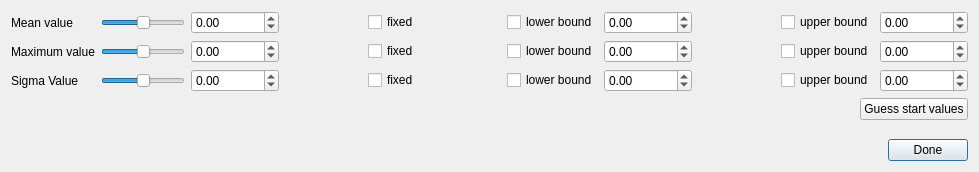
Before: the Qt Designer form pensant/ui/gaussModelFitParameters.ui in syncope/pensant, drawn with Qt 5.
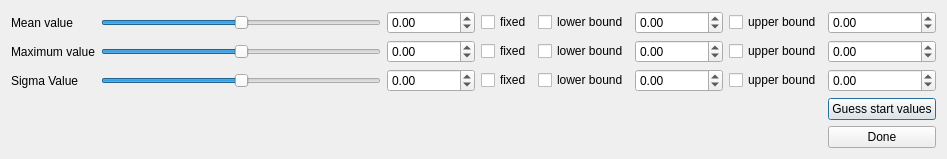
After: the same form once the commit is applied.

Commit message: + changed the layout to true grid layout of gaussian settings

```diff
--- a/pensant/ui/gaussModelFitParameters.ui
+++ b/pensant/ui/gaussModelFitParameters.ui
@@ -6,19 +6,24 @@
    <rect>
     <x>0</x>
     <y>0</y>
-    <width>979</width>
-    <height>172</height>
+    <width>947</width>
+    <height>156</height>
    </rect>
   </property>
   <property name="windowTitle">
    <string>GaussianModelParameters</string>
   </property>
-  <layout class="QGridLayout" name="gridLayout_2">
-   <item row="0" column="0">
     <layout class="QGridLayout" name="gridLayout">
+   <item row="0" column="0">
+    <layout class="QGridLayout" name="gridLayout_2">
+     <item row="2" column="0">
+      <widget class="QLabel" name="label_3">
+       <property name="text">
+        <string>Sigma Value</string>
+       </property>
+      </widget>
+     </item>
      <item row="0" column="1">
-      <layout class="QHBoxLayout" name="horizontalLayout">
-       <item>
         <widget class="QSlider" name="meanSlider">
          <property name="minimum">
           <number>0</number>
@@ -43,7 +48,7 @@
          </property>
         </widget>
        </item>
-       <item>
+     <item row="0" column="2">
         <widget class="QDoubleSpinBox" name="meanValue">
          <property name="decimals">
           <number>2</number>
@@ -56,97 +61,36 @@
          </property>
         </widget>
        </item>
-       <item>
-        <spacer name="horizontalSpacer">
-         <property name="orientation">
-          <enum>Qt::Horizontal</enum>
-         </property>
-         <property name="sizeHint" stdset="0">
-          <size>
-           <width>40</width>
-           <height>20</height>
-          </size>
-         </property>
-        </spacer>
-       </item>
-       <item>
-        <widget class="QCheckBox" name="meanFixedCB">
+     <item row="3" column="7">
+      <widget class="QPushButton" name="guessStartValuesBtn">
          <property name="text">
-          <string>fixed</string>
+        <string>Guess start values</string>
          </property>
         </widget>
        </item>
-       <item>
-        <spacer name="horizontalSpacer_2">
-         <property name="orientation">
-          <enum>Qt::Horizontal</enum>
-         </property>
-         <property name="sizeHint" stdset="0">
-          <size>
-           <width>40</width>
-           <height>20</height>
-          </size>
-         </property>
-        </spacer>
-       </item>
-       <item>
-        <widget class="QCheckBox" name="useLBMean">
-         <property name="text">
-          <string>lower bound</string>
-         </property>
-        </widget>
-       </item>
-       <item>
-        <widget class="QDoubleSpinBox" name="meanLBValue">
-         <property name="decimals">
-          <number>2</number>
-         </property>
-         <property name="minimum">
-          <double>-1000000000.000000000000000</double>
-         </property>
-         <property name="maximum">
-          <double>1000000000.000000000000000</double>
-         </property>
-        </widget>
-       </item>
-       <item>
-        <spacer name="horizontalSpacer_3">
+     <item row="2" column="1">
+      <widget class="QSlider" name="sigmaSlider">
+       <property name="minimum">
+        <number>0</number>
+       </property>
+       <property name="maximum">
+        <number>100</number>
+       </property>
+       <property name="pageStep">
+        <number>5</number>
+       </property>
+       <property name="value">
+        <number>50</number>
+       </property>
+       <property name="sliderPosition">
+        <number>50</number>
+       </property>
          <property name="orientation">
           <enum>Qt::Horizontal</enum>
          </property>
-         <property name="sizeHint" stdset="0">
-          <size>
-           <width>40</width>
-           <height>20</height>
-          </size>
-         </property>
-        </spacer>
-       </item>
-       <item>
-        <widget class="QCheckBox" name="useUBMean">
-         <property name="text">
-          <string>upper bound</string>
-         </property>
-        </widget>
-       </item>
-       <item>
-        <widget class="QDoubleSpinBox" name="meanUBValue">
-         <property name="decimals">
-          <number>2</number>
-         </property>
-         <property name="minimum">
-          <double>-1000000000.000000000000000</double>
-         </property>
-         <property name="maximum">
-          <double>1000000000.000000000000000</double>
-         </property>
-        </widget>
-       </item>
-      </layout>
+      </widget>
      </item>
      <item row="1" column="1">
-      <layout class="QHBoxLayout" name="horizontalLayout_2">
-       <item>
         <widget class="QSlider" name="maximumSlider">
          <property name="minimum">
           <number>0</number>
@@ -168,61 +112,22 @@
          </property>
         </widget>
        </item>
-       <item>
-        <widget class="QDoubleSpinBox" name="maximumValue">
-         <property name="decimals">
-          <number>2</number>
-         </property>
-         <property name="minimum">
-          <double>-1000000000.000000000000000</double>
-         </property>
-         <property name="maximum">
-          <double>1000000000.000000000000000</double>
-         </property>
-        </widget>
-       </item>
-       <item>
-        <spacer name="horizontalSpacer_4">
-         <property name="orientation">
-          <enum>Qt::Horizontal</enum>
-         </property>
-         <property name="sizeHint" stdset="0">
-          <size>
-           <width>40</width>
-           <height>20</height>
-          </size>
-         </property>
-        </spacer>
-       </item>
-       <item>
-        <widget class="QCheckBox" name="maximumFixedCB">
+     <item row="2" column="6">
+      <widget class="QCheckBox" name="useUBSigma">
          <property name="text">
-          <string>fixed</string>
+        <string>upper bound</string>
          </property>
         </widget>
        </item>
-       <item>
-        <spacer name="horizontalSpacer_5">
-         <property name="orientation">
-          <enum>Qt::Horizontal</enum>
-         </property>
-         <property name="sizeHint" stdset="0">
-          <size>
-           <width>40</width>
-           <height>20</height>
-          </size>
-         </property>
-        </spacer>
-       </item>
-       <item>
+     <item row="1" column="4">
         <widget class="QCheckBox" name="useLBMaximum">
          <property name="text">
           <string>lower bound</string>
          </property>
         </widget>
        </item>
-       <item>
-        <widget class="QDoubleSpinBox" name="maximumLBValue">
+     <item row="2" column="5">
+      <widget class="QDoubleSpinBox" name="sigmaLBValue">
          <property name="decimals">
           <number>2</number>
          </property>
@@ -234,27 +139,7 @@
          </property>
         </widget>
        </item>
-       <item>
-        <spacer name="horizontalSpacer_6">
-         <property name="orientation">
-          <enum>Qt::Horizontal</enum>
-         </property>
-         <property name="sizeHint" stdset="0">
-          <size>
-           <width>40</width>
-           <height>20</height>
-          </size>
-         </property>
-        </spacer>
-       </item>
-       <item>
-        <widget class="QCheckBox" name="useUBMaximum">
-         <property name="text">
-          <string>upper bound</string>
-         </property>
-        </widget>
-       </item>
-       <item>
+     <item row="1" column="7">
         <widget class="QDoubleSpinBox" name="maximumUBValue">
          <property name="decimals">
           <number>2</number>
@@ -267,33 +152,21 @@
          </property>
         </widget>
        </item>
-      </layout>
+     <item row="0" column="4">
+      <widget class="QCheckBox" name="useLBMean">
+       <property name="text">
+        <string>lower bound</string>
+       </property>
+      </widget>
      </item>
-     <item row="2" column="1">
-      <layout class="QHBoxLayout" name="horizontalLayout_3">
-       <item>
-        <widget class="QSlider" name="sigmaSlider">
-         <property name="minimum">
-          <number>0</number>
-         </property>
-         <property name="maximum">
-          <number>100</number>
-         </property>
-         <property name="pageStep">
-          <number>5</number>
-         </property>
-         <property name="value">
-          <number>50</number>
-         </property>
-         <property name="sliderPosition">
-          <number>50</number>
-         </property>
-         <property name="orientation">
-          <enum>Qt::Horizontal</enum>
-         </property>
-        </widget>
-       </item>
-       <item>
+     <item row="0" column="6">
+      <widget class="QCheckBox" name="useUBMean">
+       <property name="text">
+        <string>upper bound</string>
+       </property>
+      </widget>
+     </item>
+     <item row="2" column="2">
         <widget class="QDoubleSpinBox" name="sigmaValue">
          <property name="decimals">
           <number>2</number>
@@ -306,48 +179,15 @@
          </property>
         </widget>
        </item>
-       <item>
-        <spacer name="horizontalSpacer_7">
-         <property name="orientation">
-          <enum>Qt::Horizontal</enum>
-         </property>
-         <property name="sizeHint" stdset="0">
-          <size>
-           <width>40</width>
-           <height>20</height>
-          </size>
-         </property>
-        </spacer>
-       </item>
-       <item>
+     <item row="2" column="3">
         <widget class="QCheckBox" name="sigmaFixedCB">
          <property name="text">
           <string>fixed</string>
          </property>
         </widget>
        </item>
-       <item>
-        <spacer name="horizontalSpacer_8">
-         <property name="orientation">
-          <enum>Qt::Horizontal</enum>
-         </property>
-         <property name="sizeHint" stdset="0">
-          <size>
-           <width>40</width>
-           <height>20</height>
-          </size>
-         </property>
-        </spacer>
-       </item>
-       <item>
-        <widget class="QCheckBox" name="useLBSigma">
-         <property name="text">
-          <string>lower bound</string>
-         </property>
-        </widget>
-       </item>
-       <item>
-        <widget class="QDoubleSpinBox" name="sigmaLBValue">
+     <item row="0" column="7">
+      <widget class="QDoubleSpinBox" name="meanUBValue">
          <property name="decimals">
           <number>2</number>
          </property>
@@ -359,27 +199,47 @@
          </property>
         </widget>
        </item>
-       <item>
-        <spacer name="horizontalSpacer_9">
-         <property name="orientation">
-          <enum>Qt::Horizontal</enum>
-         </property>
-         <property name="sizeHint" stdset="0">
-          <size>
-           <width>40</width>
-           <height>20</height>
-          </size>
-         </property>
-        </spacer>
-       </item>
-       <item>
-        <widget class="QCheckBox" name="useUBSigma">
+     <item row="1" column="6">
+      <widget class="QCheckBox" name="useUBMaximum">
          <property name="text">
           <string>upper bound</string>
          </property>
         </widget>
        </item>
-       <item>
+     <item row="1" column="5">
+      <widget class="QDoubleSpinBox" name="maximumLBValue">
+       <property name="decimals">
+        <number>2</number>
+       </property>
+       <property name="minimum">
+        <double>-1000000000.000000000000000</double>
+       </property>
+       <property name="maximum">
+        <double>1000000000.000000000000000</double>
+       </property>
+      </widget>
+     </item>
+     <item row="1" column="2">
+      <widget class="QDoubleSpinBox" name="maximumValue">
+       <property name="decimals">
+        <number>2</number>
+       </property>
+       <property name="minimum">
+        <double>-1000000000.000000000000000</double>
+       </property>
+       <property name="maximum">
+        <double>1000000000.000000000000000</double>
+       </property>
+      </widget>
+     </item>
+     <item row="0" column="0">
+      <widget class="QLabel" name="label">
+       <property name="text">
+        <string>Mean value</string>
+       </property>
+      </widget>
+     </item>
+     <item row="2" column="7">
         <widget class="QDoubleSpinBox" name="sigmaUBValue">
          <property name="decimals">
           <number>2</number>
@@ -392,55 +252,32 @@
          </property>
         </widget>
        </item>
-      </layout>
-     </item>
-     <item row="5" column="1">
-      <layout class="QHBoxLayout" name="horizontalLayout_5">
-       <item>
-        <spacer name="horizontalSpacer_11">
-         <property name="orientation">
-          <enum>Qt::Horizontal</enum>
-         </property>
-         <property name="sizeHint" stdset="0">
-          <size>
-           <width>40</width>
-           <height>20</height>
-          </size>
-         </property>
-        </spacer>
-       </item>
-       <item>
-        <widget class="QPushButton" name="configDonePushBtn">
+     <item row="0" column="3">
+      <widget class="QCheckBox" name="meanFixedCB">
+       <property name="text">
+        <string>fixed</string>
+       </property>
+      </widget>
+     </item>
+     <item row="2" column="4">
+      <widget class="QCheckBox" name="useLBSigma">
          <property name="text">
-          <string>Done</string>
+        <string>lower bound</string>
          </property>
         </widget>
        </item>
-      </layout>
-     </item>
-     <item row="3" column="1">
-      <layout class="QHBoxLayout" name="horizontalLayout_4">
-       <item>
-        <spacer name="horizontalSpacer_10">
-         <property name="orientation">
-          <enum>Qt::Horizontal</enum>
-         </property>
-         <property name="sizeHint" stdset="0">
-          <size>
-           <width>40</width>
-           <height>20</height>
-          </size>
-         </property>
-        </spacer>
-       </item>
-       <item>
-        <widget class="QPushButton" name="guessStartValuesBtn">
-         <property name="text">
-          <string>Guess start values</string>
-         </property>
-        </widget>
-       </item>
-      </layout>
+     <item row="0" column="5">
+      <widget class="QDoubleSpinBox" name="meanLBValue">
+       <property name="decimals">
+        <number>2</number>
+       </property>
+       <property name="minimum">
+        <double>-1000000000.000000000000000</double>
+       </property>
+       <property name="maximum">
+        <double>1000000000.000000000000000</double>
+       </property>
+      </widget>
      </item>
      <item row="1" column="0">
       <widget class="QLabel" name="label_2">
@@ -449,30 +286,17 @@
        </property>
       </widget>
      </item>
-     <item row="2" column="0">
-      <widget class="QLabel" name="label_3">
+     <item row="1" column="3">
+      <widget class="QCheckBox" name="maximumFixedCB">
        <property name="text">
-        <string>Sigma Value</string>
+        <string>fixed</string>
        </property>
       </widget>
      </item>
-     <item row="4" column="1">
-      <spacer name="verticalSpacer">
-       <property name="orientation">
-        <enum>Qt::Vertical</enum>
-       </property>
-       <property name="sizeHint" stdset="0">
-        <size>
-         <width>20</width>
-         <height>40</height>
-        </size>
-       </property>
-      </spacer>
-     </item>
-     <item row="0" column="0">
-      <widget class="QLabel" name="label">
+     <item row="4" column="7">
+      <widget class="QPushButton" name="configDonePushBtn">
        <property name="text">
-        <string>Mean value</string>
+        <string>Done</string>
        </property>
       </widget>
      </item>
```
Lines whose indentation alone changed are shown as unchanged.
